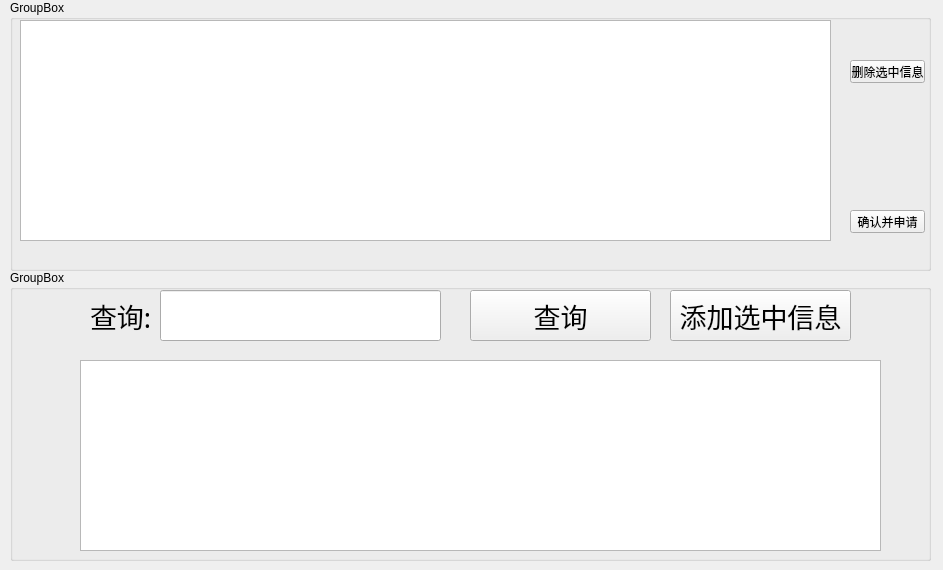
The window that Qt_Dev/v1.1/testSQL/searchwindow.ui (xuezeao/git_program) describes before a commit, drawn with Qt 5.
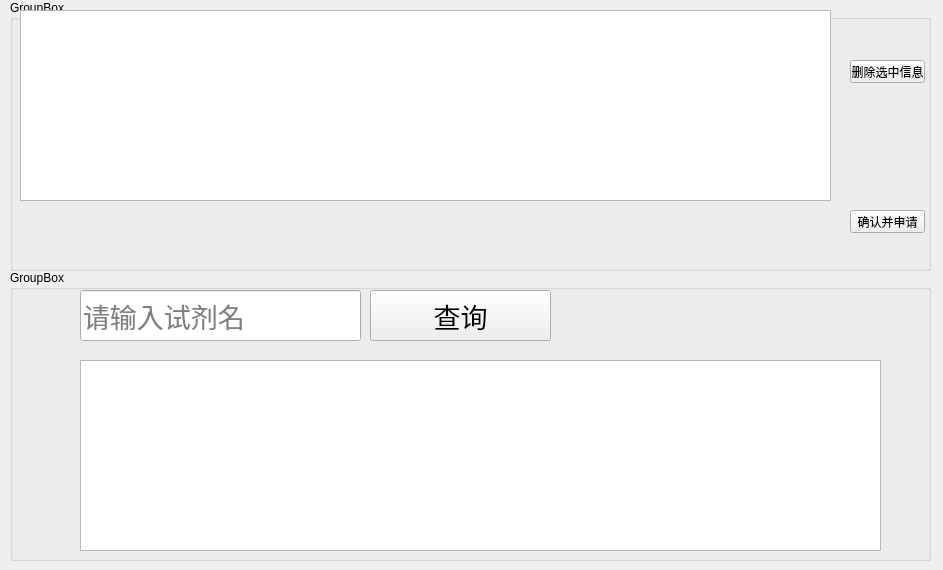
The same window after the commit.

```diff
--- a/Qt_Dev/v1.1/testSQL/searchwindow.ui
+++ b/Qt_Dev/v1.1/testSQL/searchwindow.ui
@@ -23,45 +23,6 @@
     </rect>
    </property>
   </widget>
-  <widget class="QLineEdit" name="lineEdit_search">
-   <property name="geometry">
-    <rect>
-     <x>160</x>
-     <y>290</y>
-     <width>281</width>
-     <height>51</height>
-    </rect>
-   </property>
-  </widget>
-  <widget class="QLabel" name="label">
-   <property name="geometry">
-    <rect>
-     <x>90</x>
-     <y>290</y>
-     <width>71</width>
-     <height>51</height>
-    </rect>
-   </property>
-   <property name="font">
-    <font>
-     <family>Agency FB</family>
-     <pointsize>20</pointsize>
-    </font>
-   </property>
-   <property name="text">
-    <string>查询:</string>
-   </property>
-  </widget>
-  <widget class="QTableView" name="tableView_showNeedReagent">
-   <property name="geometry">
-    <rect>
-     <x>20</x>
-     <y>20</y>
-     <width>811</width>
-     <height>221</height>
-    </rect>
-   </property>
-  </widget>
   <widget class="QPushButton" name="pushButton_delThisNews">
    <property name="geometry">
     <rect>
@@ -100,6 +61,16 @@
      <string>确认并申请</string>
     </property>
    </widget>
+   <widget class="QTableView" name="tableView_showNeedReagent">
+    <property name="geometry">
+     <rect>
+      <x>10</x>
+      <y>10</y>
+      <width>811</width>
+      <height>191</height>
+     </rect>
+    </property>
+   </widget>
   </widget>
   <widget class="QGroupBox" name="groupBox_2">
    <property name="geometry">
@@ -113,29 +84,10 @@
    <property name="title">
     <string>GroupBox</string>
    </property>
-   <widget class="QPushButton" name="pushButton_addChoiceReagent">
-    <property name="geometry">
-     <rect>
-      <x>660</x>
-      <y>20</y>
-      <width>181</width>
-      <height>51</height>
-     </rect>
-    </property>
-    <property name="font">
-     <font>
-      <family>Agency FB</family>
-      <pointsize>20</pointsize>
-     </font>
-    </property>
-    <property name="text">
-     <string>添加选中信息</string>
-    </property>
-   </widget>
    <widget class="QPushButton" name="pushButton_searchNews">
     <property name="geometry">
      <rect>
-      <x>460</x>
+      <x>360</x>
       <y>20</y>
       <width>181</width>
       <height>51</height>
@@ -151,6 +103,34 @@
      <string>查询</string>
     </property>
    </widget>
+   <widget class="QLineEdit" name="lineEdit_search">
+    <property name="geometry">
+     <rect>
+      <x>70</x>
+      <y>20</y>
+      <width>281</width>
+      <height>51</height>
+     </rect>
+    </property>
+    <property name="font">
+     <font>
+      <family>Agency FB</family>
+      <pointsize>20</pointsize>
+     </font>
+    </property>
+    <property name="statusTip">
+     <string/>
+    </property>
+    <property name="accessibleName">
+     <string/>
+    </property>
+    <property name="inputMask">
+     <string/>
+    </property>
+    <property name="placeholderText">
+     <string>请输入试剂名</string>
+    </property>
+   </widget>
   </widget>
   <zorder>groupBox</zorder>
   <zorder>groupBox_2</zorder>
```
Left out of the diff: 3 changed lines with no effect on the pictures.
